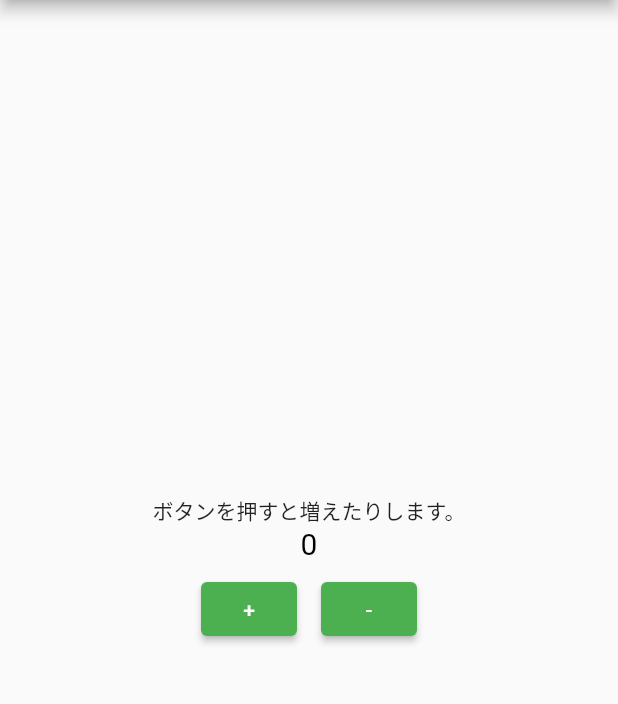
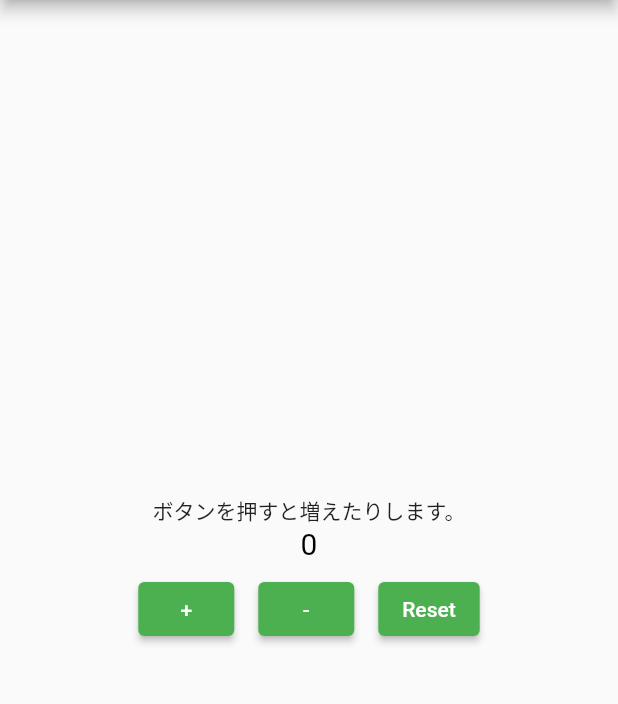
Before and after one commit to rimanem18/flutter_counter, a Flutter app: the screen it shows after launch, on a phone screen of 412 x 824 dp, the part 84-788 px from its top. Run offline on Flutter 3.47's test engine with Material 2 defaults, Android fonts, the phone set to English and light mode, and no system bars.

Commit message:
リセットボタンを追加

```diff
--- a/lib/main.dart
+++ b/lib/main.dart
@@ -53,6 +53,13 @@ class _MyHomePageState extends State<MyHomePage> {
     });
   }
 
+  void _resetCounter() {
+    setState(() {
+      _counter = 0;
+      _color = Colors.black;
+    });
+  }
+
   @override
   Widget build(BuildContext context) {
     return Scaffold(
@@ -90,6 +97,13 @@ class _MyHomePageState extends State<MyHomePage> {
                     child: const Text('-'),
                   ),
                 ),
+                Padding(
+                  padding: const EdgeInsets.all(8.0),
+                  child: ElevatedButton(
+                    onPressed: _resetCounter,
+                    child: const Text('Reset'),
+                  ),
+                ),
               ],
             )
           ],
```
